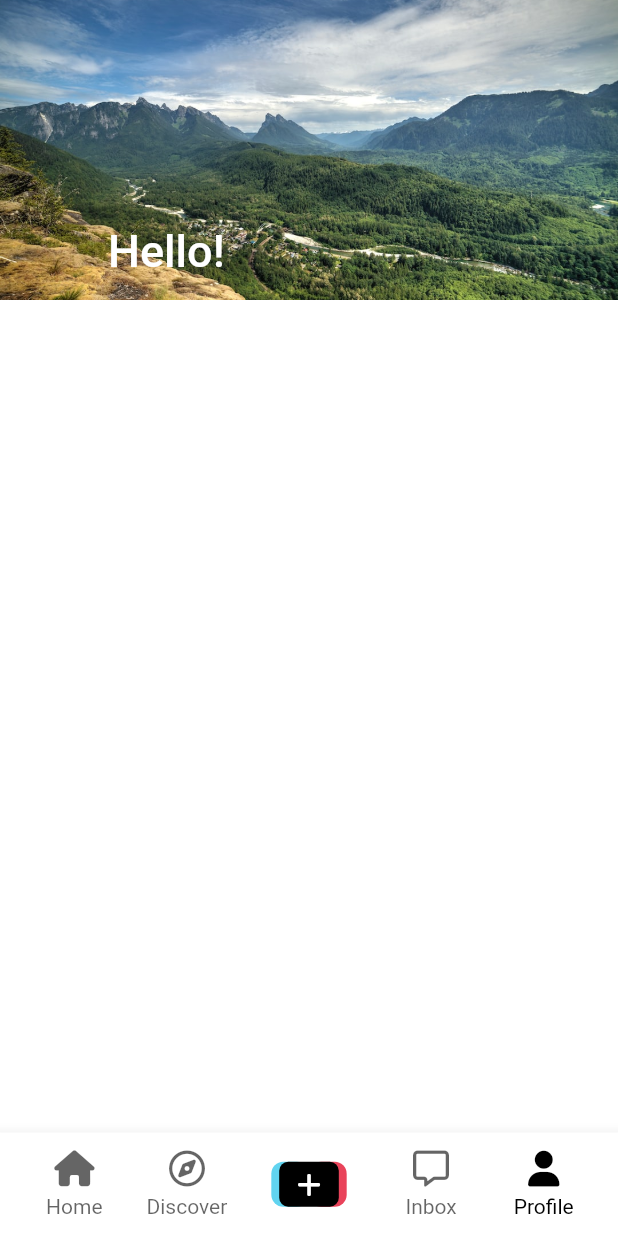
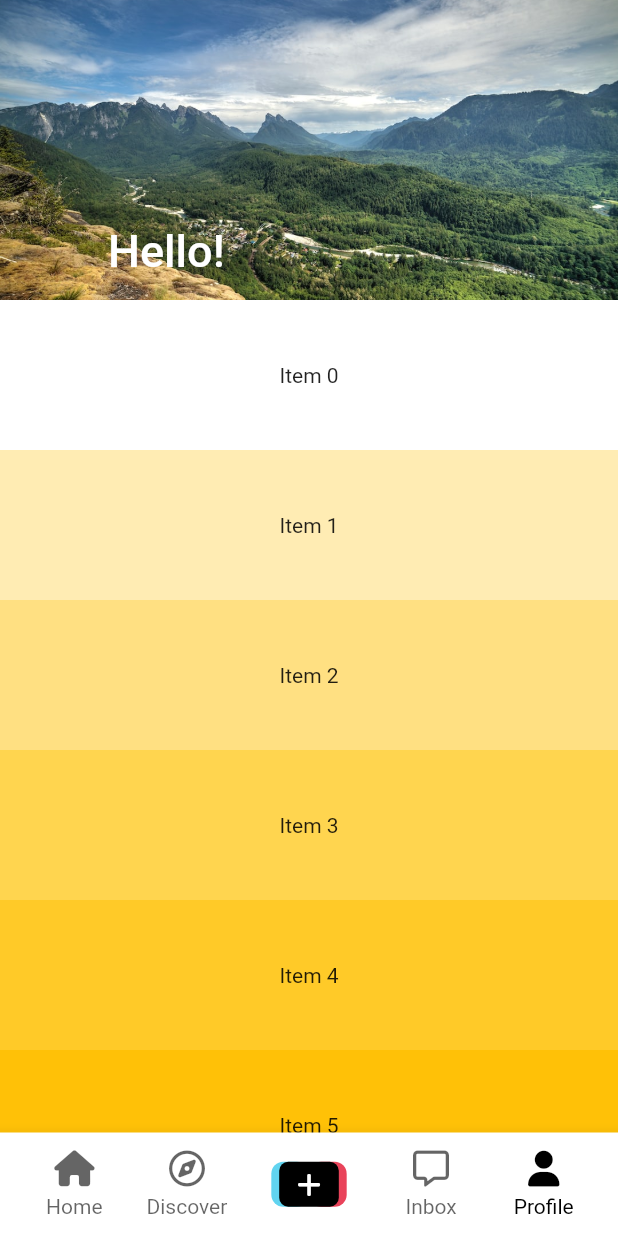
Before and after one commit to zeronedev/tiktok_clone_230217, a Flutter app: the screen it shows after launch, on a phone screen of 412 x 824 dp. Run offline on Flutter 3.47's test engine with Material 2 defaults, Android fonts, the phone set to English and light mode, and no system bars; our stand-ins replace font_awesome_flutter, video_player, visibility_detector; network calls fail.

```diff
--- a/lib/features/users/user_profile_screen.dart
+++ b/lib/features/users/user_profile_screen.dart
@@ -13,6 +13,7 @@ class _UserProfileScreenState extends State<UserProfileScreen> {
     return CustomScrollView(
       slivers: [
         SliverAppBar(
+          snap: true,
           floating: true,
           stretch: true,
           pinned: true,
@@ -23,6 +24,7 @@ class _UserProfileScreenState extends State<UserProfileScreen> {
             stretchModes: const [
               StretchMode.blurBackground,
               StretchMode.zoomBackground,
+              StretchMode.fadeTitle,
             ],
             background: Image.asset(
               'assets/images/placeholder.jpg',
@@ -31,6 +33,19 @@ class _UserProfileScreenState extends State<UserProfileScreen> {
             title: const Text('Hello!'),
           ),
         ),
+        SliverFixedExtentList(
+          delegate: SliverChildBuilderDelegate(
+            childCount: 50,
+            (context, index) => Container(
+              color: Colors.amber[100 * (index % 9)],
+              child: Align(
+                alignment: Alignment.center,
+                child: Text("Item $index"),
+              ),
+            ),
+          ),
+          itemExtent: 100,
+        )
       ],
     );
   }
```
